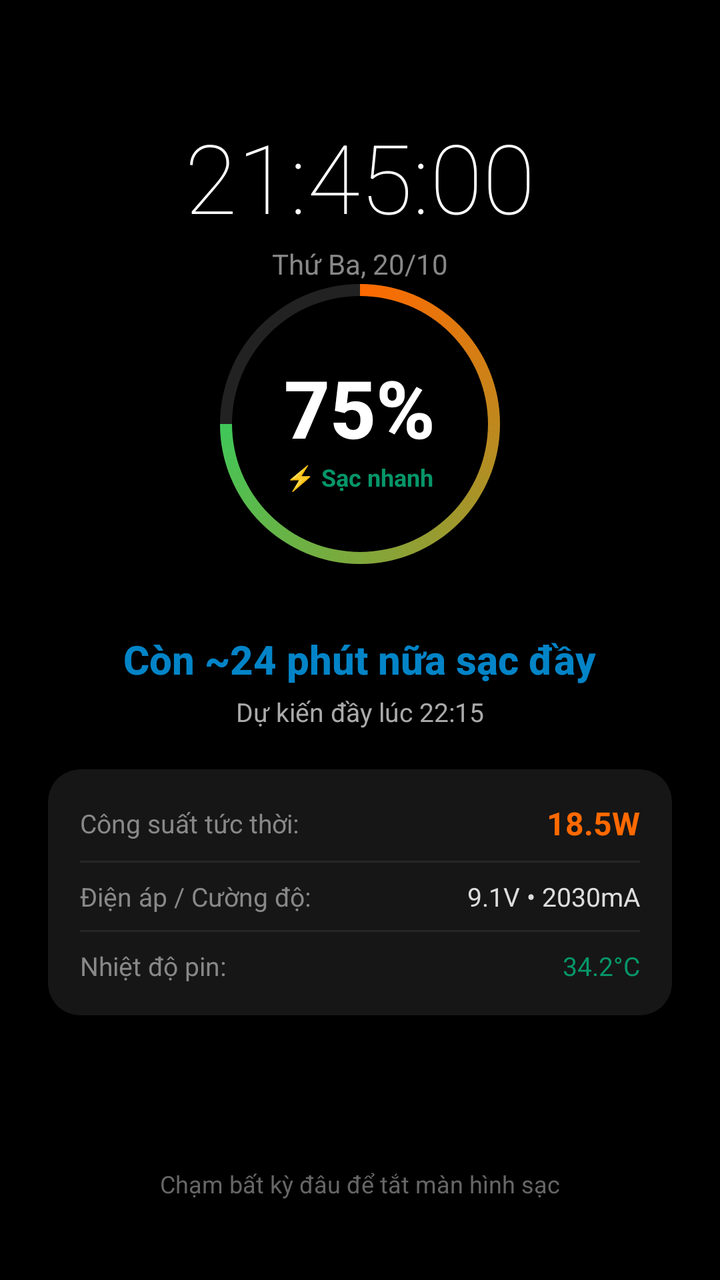
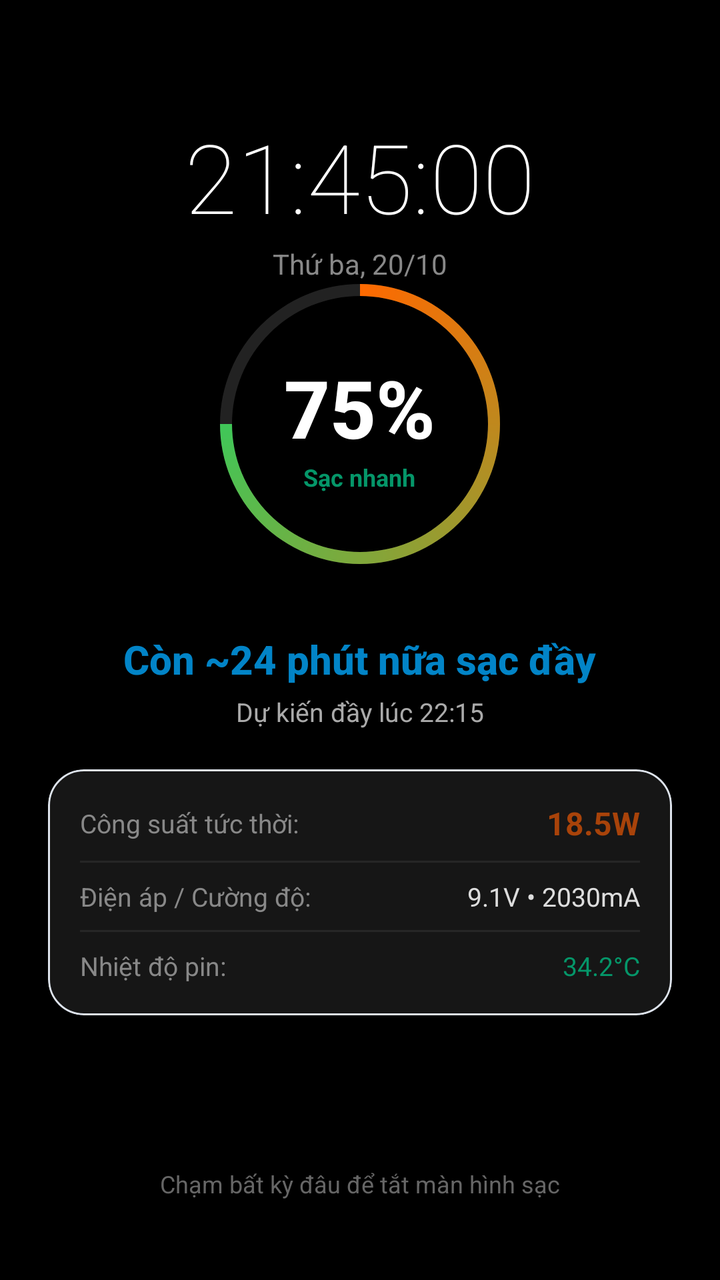

Compare the two renders of this Android layout. The source of the first and the diff that turns it into the second are given below.
<!-- AndroidManifest.xml: activity theme Theme.ToolXiaomi.Lockscreen -->
<!-- res/layout/activity_lockscreen_charging.xml -->
<?xml version="1.0" encoding="utf-8"?>
<RelativeLayout xmlns:android="http://schemas.android.com/apk/res/android"
    xmlns:app="http://schemas.android.com/apk/res-auto"
    android:id="@+id/root_lockscreen"
    android:layout_width="match_parent"
    android:layout_height="match_parent"
    android:background="#000000"
    android:keepScreenOn="true"
    android:padding="24dp">

    
    <LinearLayout
        android:id="@+id/layout_top_clock"
        android:layout_width="wrap_content"
        android:layout_height="wrap_content"
        android:layout_alignParentTop="true"
        android:layout_centerHorizontal="true"
        android:layout_marginTop="32dp"
        android:gravity="center"
        android:orientation="vertical">

        <TextView
            android:id="@+id/tv_lock_clock"
            android:layout_width="wrap_content"
            android:layout_height="wrap_content"
            android:fontFamily="sans-serif-thin"
            android:text="21:45:00"
            android:textColor="#FFFFFF"
            android:textSize="48sp" />

        <TextView
            android:id="@+id/tv_lock_date"
            android:layout_width="wrap_content"
            android:layout_height="wrap_content"
            android:layout_marginTop="2dp"
            android:text="Thứ Ba, 20/10"
            android:textColor="#888888"
            android:textSize="14sp" />
    </LinearLayout>

    
    <LinearLayout
        android:layout_width="match_parent"
        android:layout_height="wrap_content"
        android:layout_centerInParent="true"
        android:gravity="center"
        android:orientation="vertical">

        
        <FrameLayout
            android:layout_width="160dp"
            android:layout_height="160dp"
            android:layout_marginBottom="16dp">

            <ProgressBar
                android:id="@+id/progress_lock_battery"
                style="?android:attr/progressBarStyleHorizontal"
                android:layout_width="match_parent"
                android:layout_height="match_parent"
                android:indeterminate="false"
                android:max="100"
                android:progress="75"
                android:progressDrawable="@drawable/bg_circular_progress" />

            <LinearLayout
                android:layout_width="wrap_content"
                android:layout_height="wrap_content"
                android:layout_gravity="center"
                android:gravity="center"
                android:orientation="vertical">

                <TextView
                    android:id="@+id/tv_lock_percent"
                    android:layout_width="wrap_content"
                    android:layout_height="wrap_content"
                    android:fontFamily="sans-serif-medium"
                    android:text="75%"
                    android:textColor="#FFFFFF"
                    android:textSize="40sp"
                    android:textStyle="bold" />

                <TextView
                    android:id="@+id/tv_lock_plug_type"
                    android:layout_width="wrap_content"
                    android:layout_height="wrap_content"
                    android:text="⚡ Sạc nhanh"
                    android:textColor="@color/neon_green"
                    android:textSize="12sp"
                    android:textStyle="bold" />
            </LinearLayout>
        </FrameLayout>

        
        <TextView
            android:id="@+id/tv_lock_eta"
            android:layout_width="wrap_content"
            android:layout_height="wrap_content"
            android:layout_marginTop="8dp"
            android:fontFamily="sans-serif-medium"
            android:text="Còn ~24 phút nữa sạc đầy"
            android:textColor="@color/neon_cyan"
            android:textSize="20sp"
            android:textStyle="bold" />

        <TextView
            android:id="@+id/tv_lock_full_time"
            android:layout_width="wrap_content"
            android:layout_height="wrap_content"
            android:layout_marginTop="4dp"
            android:text="Dự kiến đầy lúc 22:15"
            android:textColor="#AAAAAA"
            android:textSize="13sp" />

        
        <androidx.cardview.widget.CardView
            android:layout_width="match_parent"
            android:layout_height="wrap_content"
            android:layout_marginTop="20dp"
            app:cardBackgroundColor="#161616"
            app:cardCornerRadius="16dp"
            app:cardElevation="0dp">

            <LinearLayout
                android:layout_width="match_parent"
                android:layout_height="wrap_content"
                android:orientation="vertical"
                android:padding="16dp">

                <LinearLayout
                    android:layout_width="match_parent"
                    android:layout_height="wrap_content"
                    android:gravity="center_vertical"
                    android:orientation="horizontal">

                    <TextView
                        android:layout_width="0dp"
                        android:layout_height="wrap_content"
                        android:layout_weight="1"
                        android:text="Công suất tức thời:"
                        android:textColor="#888888"
                        android:textSize="13sp" />

                    <TextView
                        android:id="@+id/tv_lock_power"
                        android:layout_width="wrap_content"
                        android:layout_height="wrap_content"
                        android:text="18.5W"
                        android:textColor="@color/mi_orange"
                        android:textSize="16sp"
                        android:textStyle="bold" />
                </LinearLayout>

                <View
                    android:layout_width="match_parent"
                    android:layout_height="1dp"
                    android:layout_marginTop="8dp"
                    android:layout_marginBottom="8dp"
                    android:background="#262626" />

                <LinearLayout
                    android:layout_width="match_parent"
                    android:layout_height="wrap_content"
                    android:gravity="center_vertical"
                    android:orientation="horizontal">

                    <TextView
                        android:layout_width="0dp"
                        android:layout_height="wrap_content"
                        android:layout_weight="1"
                        android:text="Điện áp / Cường độ:"
                        android:textColor="#888888"
                        android:textSize="13sp" />

                    <TextView
                        android:id="@+id/tv_lock_volt_curr"
                        android:layout_width="wrap_content"
                        android:layout_height="wrap_content"
                        android:text="9.1V • 2030mA"
                        android:textColor="#DDDDDD"
                        android:textSize="13sp" />
                </LinearLayout>

                <View
                    android:layout_width="match_parent"
                    android:layout_height="1dp"
                    android:layout_marginTop="8dp"
                    android:layout_marginBottom="8dp"
                    android:background="#262626" />

                <LinearLayout
                    android:layout_width="match_parent"
                    android:layout_height="wrap_content"
                    android:gravity="center_vertical"
                    android:orientation="horizontal">

                    <TextView
                        android:layout_width="0dp"
                        android:layout_height="wrap_content"
                        android:layout_weight="1"
                        android:text="Nhiệt độ pin:"
                        android:textColor="#888888"
                        android:textSize="13sp" />

                    <TextView
                        android:id="@+id/tv_lock_temp"
                        android:layout_width="wrap_content"
                        android:layout_height="wrap_content"
                        android:text="34.2°C"
                        android:textColor="@color/neon_green"
                        android:textSize="13sp" />
                </LinearLayout>
            </LinearLayout>
        </androidx.cardview.widget.CardView>
    </LinearLayout>

    
    <TextView
        android:id="@+id/tv_lock_dismiss_hint"
        android:layout_width="wrap_content"
        android:layout_height="wrap_content"
        android:layout_alignParentBottom="true"
        android:layout_centerHorizontal="true"
        android:layout_marginBottom="16dp"
        android:text="Chạm bất kỳ đâu để tắt màn hình sạc"
        android:textColor="#666666"
        android:textSize="12sp" />

</RelativeLayout>
<!-- resources referenced by this layout -->
<resources>
  <color name="mi_orange">#FF6900</color>
  <color name="neon_cyan">#0284C7</color>
  <color name="neon_green">#059669</color>
  <!-- drawable bg_circular_progress (drawable) -->
  <?xml version="1.0" encoding="utf-8"?>
  <layer-list xmlns:android="http://schemas.android.com/apk/res/android">
      <item android:id="@android:id/background">
          <shape
              android:innerRadiusRatio="2.5"
              android:shape="ring"
              android:thickness="6dp"
              android:useLevel="false">
              <solid android:color="#222222" />
          </shape>
      </item>
      <item android:id="@android:id/progress">
          <rotate
              android:fromDegrees="270"
              android:toDegrees="270">
              <shape
                  android:innerRadiusRatio="2.5"
                  android:shape="ring"
                  android:thickness="6dp"
                  android:useLevel="true">
                  <gradient
                      android:endColor="#00E676"
                      android:startColor="#FF6900"
                      android:type="sweep" />
              </shape>
          </rotate>
      </item>
  </layer-list>
  <style name="Theme.ToolXiaomi.Lockscreen" parent="Theme.Material3.DayNight.NoActionBar">
          <item name="android:windowBackground">#000000</item>
          <item name="android:statusBarColor">#000000</item>
          <item name="android:navigationBarColor">#000000</item>
      </style>
</resources>

<!-- the commit's change to res/layout/activity_lockscreen_charging.xml (unified diff, before → after) -->
@@ -1,228 +1,37 @@
-<?xml version="1.0" encoding="utf-8"?>
-<RelativeLayout xmlns:android="http://schemas.android.com/apk/res/android"
-    xmlns:app="http://schemas.android.com/apk/res-auto"
-    android:id="@+id/root_lockscreen"
-    android:layout_width="match_parent"
-    android:layout_height="match_parent"
-    android:background="#000000"
-    android:keepScreenOn="true"
-    android:padding="24dp">
-
-    
-    <LinearLayout
-        android:id="@+id/layout_top_clock"
-        android:layout_width="wrap_content"
-        android:layout_height="wrap_content"
-        android:layout_alignParentTop="true"
-        android:layout_centerHorizontal="true"
-        android:layout_marginTop="32dp"
-        android:gravity="center"
-        android:orientation="vertical">
-
-        <TextView
-            android:id="@+id/tv_lock_clock"
-            android:layout_width="wrap_content"
-            android:layout_height="wrap_content"
-            android:fontFamily="sans-serif-thin"
-            android:text="21:45:00"
-            android:textColor="#FFFFFF"
-            android:textSize="48sp" />
-
-        <TextView
-            android:id="@+id/tv_lock_date"
-            android:layout_width="wrap_content"
-            android:layout_height="wrap_content"
-            android:layout_marginTop="2dp"
-            android:text="Thứ Ba, 20/10"
-            android:textColor="#888888"
-            android:textSize="14sp" />
+<?xml version='1.0' encoding='utf-8'?>
+<RelativeLayout xmlns:android="http://schemas.android.com/apk/res/android" xmlns:app="http://schemas.android.com/apk/res-auto" android:id="@+id/root_lockscreen" android:layout_width="match_parent" android:layout_height="match_parent" android:background="#000000" android:keepScreenOn="true" android:padding="24dp">
+    <LinearLayout android:id="@+id/layout_top_clock" android:layout_width="wrap_content" android:layout_height="wrap_content" android:layout_alignParentTop="true" android:layout_centerHorizontal="true" android:layout_marginTop="32dp" android:gravity="center" android:orientation="vertical">
+        <TextView android:id="@+id/tv_lock_clock" android:layout_width="wrap_content" android:layout_height="wrap_content" android:fontFamily="sans-serif-thin" android:text="@string/copy_activity_lockscreen_charging_tv_lo_2223f80" android:textColor="#FFFFFF" android:textSize="48sp" />
+        <TextView android:id="@+id/tv_lock_date" android:layout_width="wrap_content" android:layout_height="wrap_content" android:layout_marginTop="2dp" android:text="@string/copy_activity_lockscreen_charging_tv_lo_734062a" android:textColor="#888888" android:textSize="14sp" />
     </LinearLayout>
-
-    
-    <LinearLayout
-        android:layout_width="match_parent"
-        android:layout_height="wrap_content"
-        android:layout_centerInParent="true"
-        android:gravity="center"
-        android:orientation="vertical">
-
-        
-        <FrameLayout
-            android:layout_width="160dp"
-            android:layout_height="160dp"
-            android:layout_marginBottom="16dp">
-
-            <ProgressBar
-                android:id="@+id/progress_lock_battery"
-                style="?android:attr/progressBarStyleHorizontal"
-                android:layout_width="match_parent"
-                android:layout_height="match_parent"
-                android:indeterminate="false"
-                android:max="100"
-                android:progress="75"
-                android:progressDrawable="@drawable/bg_circular_progress" />
-
-            <LinearLayout
-                android:layout_width="wrap_content"
-                android:layout_height="wrap_content"
-                android:layout_gravity="center"
-                android:gravity="center"
-                android:orientation="vertical">
-
-                <TextView
-                    android:id="@+id/tv_lock_percent"
-                    android:layout_width="wrap_content"
-                    android:layout_height="wrap_content"
-                    android:fontFamily="sans-serif-medium"
-                    android:text="75%"
-                    android:textColor="#FFFFFF"
-                    android:textSize="40sp"
-                    android:textStyle="bold" />
-
-                <TextView
-                    android:id="@+id/tv_lock_plug_type"
-                    android:layout_width="wrap_content"
-                    android:layout_height="wrap_content"
-                    android:text="⚡ Sạc nhanh"
-                    android:textColor="@color/neon_green"
-                    android:textSize="12sp"
-                    android:textStyle="bold" />
+    <LinearLayout android:layout_width="match_parent" android:layout_height="wrap_content" android:layout_centerInParent="true" android:gravity="center" android:orientation="vertical">
+        <FrameLayout android:layout_width="160dp" android:layout_height="160dp" android:layout_marginBottom="16dp">
+            <ProgressBar android:id="@+id/progress_lock_battery" style="?android:attr/progressBarStyleHorizontal" android:layout_width="match_parent" android:layout_height="match_parent" android:indeterminate="false" android:max="100" android:progress="75" android:progressDrawable="@drawable/bg_circular_progress" />
+            <LinearLayout android:layout_width="wrap_content" android:layout_height="wrap_content" android:layout_gravity="center" android:gravity="center" android:orientation="vertical">
+                <TextView android:id="@+id/tv_lock_percent" android:layout_width="wrap_content" android:layout_height="wrap_content" android:fontFamily="sans-serif-medium" android:text="@string/copy_activity_lockscreen_charging_tv_lo_b77a111" android:textColor="#FFFFFF" android:textSize="40sp" android:textStyle="bold" />
+                <TextView android:id="@+id/tv_lock_plug_type" android:layout_width="wrap_content" android:layout_height="wrap_content" android:text="@string/copy_activity_lockscreen_charging_tv_lo_4c40fc5" android:textColor="@color/neon_green" android:textSize="12sp" android:textStyle="bold" />
             </LinearLayout>
         </FrameLayout>
-
-        
-        <TextView
-            android:id="@+id/tv_lock_eta"
-            android:layout_width="wrap_content"
-            android:layout_height="wrap_content"
-            android:layout_marginTop="8dp"
-            android:fontFamily="sans-serif-medium"
-            android:text="Còn ~24 phút nữa sạc đầy"
-            android:textColor="@color/neon_cyan"
-            android:textSize="20sp"
-            android:textStyle="bold" />
-
-        <TextView
-            android:id="@+id/tv_lock_full_time"
-            android:layout_width="wrap_content"
-            android:layout_height="wrap_content"
-            android:layout_marginTop="4dp"
-            android:text="Dự kiến đầy lúc 22:15"
-            android:textColor="#AAAAAA"
-            android:textSize="13sp" />
-
-        
-        <androidx.cardview.widget.CardView
-            android:layout_width="match_parent"
-            android:layout_height="wrap_content"
-            android:layout_marginTop="20dp"
-            app:cardBackgroundColor="#161616"
-            app:cardCornerRadius="16dp"
-            app:cardElevation="0dp">
-
-            <LinearLayout
-                android:layout_width="match_parent"
-                android:layout_height="wrap_content"
-                android:orientation="vertical"
-                android:padding="16dp">
-
-                <LinearLayout
-                    android:layout_width="match_parent"
-                    android:layout_height="wrap_content"
-                    android:gravity="center_vertical"
-                    android:orientation="horizontal">
-
-                    <TextView
-                        android:layout_width="0dp"
-                        android:layout_height="wrap_content"
-                        android:layout_weight="1"
-                        android:text="Công suất tức thời:"
-                        android:textColor="#888888"
-                        android:textSize="13sp" />
-
-                    <TextView
-                        android:id="@+id/tv_lock_power"
-                        android:layout_width="wrap_content"
-                        android:layout_height="wrap_content"
-                        android:text="18.5W"
-                        android:textColor="@color/mi_orange"
-                        android:textSize="16sp"
-                        android:textStyle="bold" />
+        <TextView android:id="@+id/tv_lock_eta" android:layout_width="wrap_content" android:layout_height="wrap_content" android:layout_marginTop="8dp" android:fontFamily="sans-serif-medium" android:text="@string/copy_activity_lockscreen_charging_tv_lo_415b23d" android:textColor="@color/neon_cyan" android:textSize="20sp" android:textStyle="bold" />
+        <TextView android:id="@+id/tv_lock_full_time" android:layout_width="wrap_content" android:layout_height="wrap_content" android:layout_marginTop="4dp" android:text="@string/copy_activity_lockscreen_charging_tv_lo_7f7d500" android:textColor="#AAAAAA" android:textSize="13sp" />
+        <com.google.android.material.card.MaterialCardView android:layout_width="match_parent" android:layout_height="wrap_content" android:layout_marginTop="20dp" app:cardBackgroundColor="#161616" app:cardCornerRadius="18dp" app:cardElevation="0dp" app:strokeColor="@color/card_dark_stroke" app:strokeWidth="1dp">
+            <LinearLayout android:layout_width="match_parent" android:layout_height="wrap_content" android:orientation="vertical" android:padding="16dp">
+                <LinearLayout android:layout_width="match_parent" android:layout_height="wrap_content" android:gravity="center_vertical" android:orientation="horizontal">
+                    <TextView android:layout_width="0dp" android:layout_height="wrap_content" android:layout_weight="1" android:text="@string/copy_activity_lockscreen_charging_text_2e6559f" android:textColor="#888888" android:textSize="13sp" />
+                    <TextView android:id="@+id/tv_lock_power" android:layout_width="wrap_content" android:layout_height="wrap_content" android:text="@string/copy_activity_lockscreen_charging_tv_lo_63cdf67" android:textColor="@color/mi_orange" android:textSize="16sp" android:textStyle="bold" />
                 </LinearLayout>
-
-                <View
-                    android:layout_width="match_parent"
-                    android:layout_height="1dp"
-                    android:layout_marginTop="8dp"
-                    android:layout_marginBottom="8dp"
-                    android:background="#262626" />
-
-                <LinearLayout
-                    android:layout_width="match_parent"
-                    android:layout_height="wrap_content"
-                    android:gravity="center_vertical"
-                    android:orientation="horizontal">
-
-                    <TextView
-                        android:layout_width="0dp"
-                        android:layout_height="wrap_content"
-                        android:layout_weight="1"
-                        android:text="Điện áp / Cường độ:"
-                        android:textColor="#888888"
-                        android:textSize="13sp" />
-
-                    <TextView
-                        android:id="@+id/tv_lock_volt_curr"
-                        android:layout_width="wrap_content"
-                        android:layout_height="wrap_content"
-                        android:text="9.1V • 2030mA"
-                        android:textColor="#DDDDDD"
-                        android:textSize="13sp" />
+                <View android:layout_width="match_parent" android:layout_height="1dp" android:layout_marginTop="8dp" android:layout_marginBottom="8dp" android:background="#262626" />
+                <LinearLayout android:layout_width="match_parent" android:layout_height="wrap_content" android:gravity="center_vertical" android:orientation="horizontal">
+                    <TextView android:layout_width="0dp" android:layout_height="wrap_content" android:layout_weight="1" android:text="@string/copy_activity_lockscreen_charging_text_035cf92" android:textColor="#888888" android:textSize="13sp" />
+                    <TextView android:id="@+id/tv_lock_volt_curr" android:layout_width="wrap_content" android:layout_height="wrap_content" android:text="@string/copy_activity_lockscreen_charging_tv_lo_2558799" android:textColor="#DDDDDD" android:textSize="13sp" />
                 </LinearLayout>
-
-                <View
-                    android:layout_width="match_parent"
-                    android:layout_height="1dp"
-                    android:layout_marginTop="8dp"
-                    android:layout_marginBottom="8dp"
-                    android:background="#262626" />
-
-                <LinearLayout
-                    android:layout_width="match_parent"
-                    android:layout_height="wrap_content"
-                    android:gravity="center_vertical"
-                    android:orientation="horizontal">
-
-                    <TextView
-                        android:layout_width="0dp"
-                        android:layout_height="wrap_content"
-                        android:layout_weight="1"
-                        android:text="Nhiệt độ pin:"
-                        android:textColor="#888888"
-                        android:textSize="13sp" />
-
-                    <TextView
-                        android:id="@+id/tv_lock_temp"
-                        android:layout_width="wrap_content"
-                        android:layout_height="wrap_content"
-                        android:text="34.2°C"
-                        android:textColor="@color/neon_green"
-                        android:textSize="13sp" />
+                <View android:layout_width="match_parent" android:layout_height="1dp" android:layout_marginTop="8dp" android:layout_marginBottom="8dp" android:background="#262626" />
+                <LinearLayout android:layout_width="match_parent" android:layout_height="wrap_content" android:gravity="center_vertical" android:orientation="horizontal">
+                    <TextView android:layout_width="0dp" android:layout_height="wrap_content" android:layout_weight="1" android:text="@string/copy_activity_lockscreen_charging_text_4f1592c" android:textColor="#888888" android:textSize="13sp" />
+                    <TextView android:id="@+id/tv_lock_temp" android:layout_width="wrap_content" android:layout_height="wrap_content" android:text="@string/copy_activity_lockscreen_charging_tv_lo_bbeaffa" android:textColor="@color/neon_green" android:textSize="13sp" />
                 </LinearLayout>
             </LinearLayout>
-        </androidx.cardview.widget.CardView>
+        </com.google.android.material.card.MaterialCardView>
     </LinearLayout>
-
-    
-    <TextView
-        android:id="@+id/tv_lock_dismiss_hint"
-        android:layout_width="wrap_content"
-        android:layout_height="wrap_content"
-        android:layout_alignParentBottom="true"
-        android:layout_centerHorizontal="true"
-        android:layout_marginBottom="16dp"
-        android:text="Chạm bất kỳ đâu để tắt màn hình sạc"
-        android:textColor="#666666"
-        android:textSize="12sp" />
-
+    <TextView android:id="@+id/tv_lock_dismiss_hint" android:layout_width="wrap_content" android:layout_height="wrap_content" android:layout_alignParentBottom="true" android:layout_centerHorizontal="true" android:layout_marginBottom="16dp" android:text="@string/copy_activity_lockscreen_charging_tv_lo_09c3902" android:textColor="#666666" android:textSize="12sp" />
 </RelativeLayout>
<!-- resource entries referenced after the edit -->
@@ -1,6 +1,7 @@
 <!-- resources referenced by this layout -->
 <resources>
-  <color name="mi_orange">#FF6900</color>
+  <color name="card_dark_stroke">#DDE3EC</color>
+  <color name="mi_orange">#A8430A</color>
   <color name="neon_cyan">#0284C7</color>
   <color name="neon_green">#059669</color>
   <!-- drawable bg_circular_progress (drawable) -->
@@ -32,10 +33,23 @@
           </rotate>
       </item>
   </layer-list>
+  <string name="copy_activity_lockscreen_charging_text_035cf92" formatted="false">Điện áp / Cường độ:</string>
+  <string name="copy_activity_lockscreen_charging_text_2e6559f" formatted="false">Công suất tức thời:</string>
+  <string name="copy_activity_lockscreen_charging_text_4f1592c" formatted="false">Nhiệt độ pin:</string>
+  <string name="copy_activity_lockscreen_charging_tv_lo_09c3902" formatted="false">Chạm bất kỳ đâu để tắt màn hình sạc</string>
+  <string name="copy_activity_lockscreen_charging_tv_lo_2223f80" formatted="false">21:45:00</string>
+  <string name="copy_activity_lockscreen_charging_tv_lo_2558799" formatted="false">9.1V • 2030mA</string>
+  <string name="copy_activity_lockscreen_charging_tv_lo_415b23d" formatted="false">Còn ~24 phút nữa sạc đầy</string>
+  <string name="copy_activity_lockscreen_charging_tv_lo_4c40fc5" formatted="false">Sạc nhanh</string>
+  <string name="copy_activity_lockscreen_charging_tv_lo_63cdf67" formatted="false">18.5W</string>
+  <string name="copy_activity_lockscreen_charging_tv_lo_734062a" formatted="false">Thứ ba, 20/10</string>
+  <string name="copy_activity_lockscreen_charging_tv_lo_7f7d500" formatted="false">Dự kiến đầy lúc 22:15</string>
+  <string name="copy_activity_lockscreen_charging_tv_lo_b77a111" formatted="false">75%</string>
+  <string name="copy_activity_lockscreen_charging_tv_lo_bbeaffa" formatted="false">34.2°C</string>
   <style name="Theme.ToolXiaomi.Lockscreen" parent="Theme.Material3.DayNight.NoActionBar">
-          <item name="android:windowBackground">#000000</item>
-          <item name="android:statusBarColor">#000000</item>
-          <item name="android:navigationBarColor">#000000</item>
-      </style>
+      <item name="android:windowBackground">#000000</item>
+      <item name="android:statusBarColor">#000000</item>
+      <item name="android:navigationBarColor">#000000</item>
+    </style>
 </resources>
 
